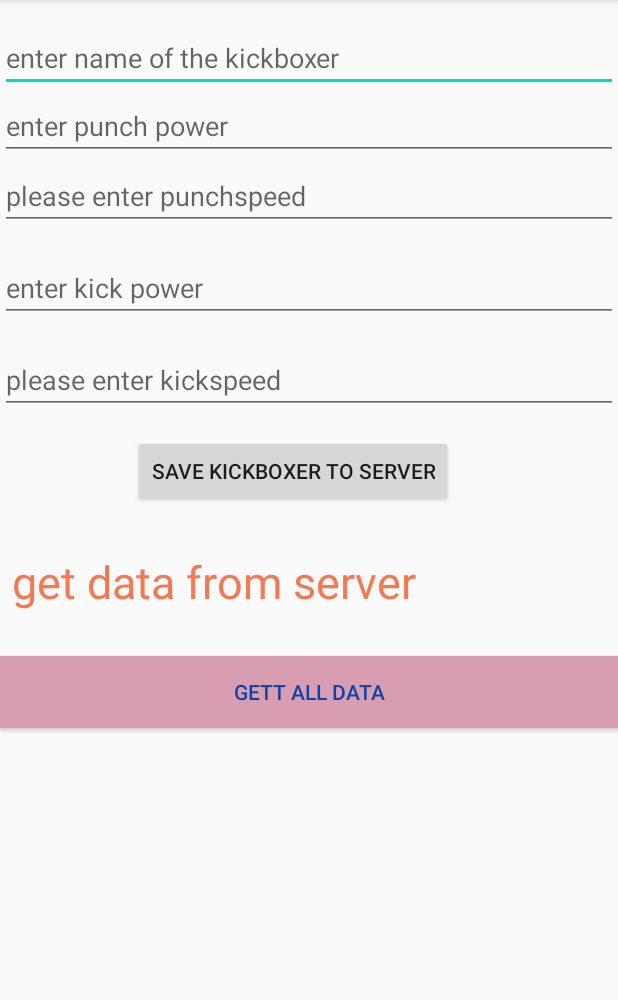
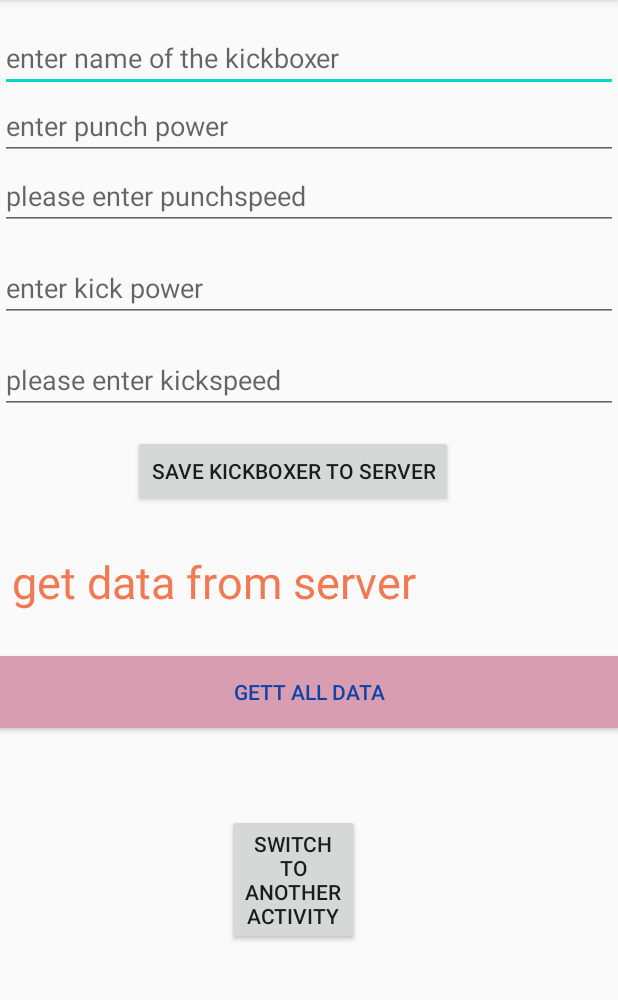
Before and after one commit to Binod055249/InstagramClone, an Android app: the screen it shows after launch (MainActivity), on a phone screen of 412 x 824 dp, the part 84-1084 px from its top. Run offline under Robolectric (Android 15) with nearby library versions, the phone set to English and light mode, and no system bars; libraries missing offline, so code that uses them is left out: com.parse, com.shashank.sony; 1 statement that could not run was skipped.

```diff
--- a/app/src/main/java/com/example/instagramclone/MainActivity.java
+++ b/app/src/main/java/com/example/instagramclone/MainActivity.java
@@ -25,6 +25,8 @@ public class MainActivity extends AppCompatActivity implements View.OnClickListe
   private Button btnGetAllData;
   private String allDon;
 
+  private Button btnNxtActivity;
+
    private EditText edtName,edtPunchSpeed,edtKickSpeed,edtPunchPower,edtKickPower;
     @Override
     protected void onCreate(Bundle savedInstanceState) {
@@ -38,6 +40,8 @@ public class MainActivity extends AppCompatActivity implements View.OnClickListe
        edtPunchPower=findViewById(R.id.edtPunchPower);
        edtKickSpeed=findViewById(R.id.edtKickSpeed);
         edtKickPower=findViewById(R.id.edtKickPower);
+
+        btnNxtActivity=findViewById(R.id.btnNxtActivity);
 
         btnGetAllData=findViewById(R.id.btnGetAllData);
            txtGetdata=findViewById(R.id.txtGetdata);
@@ -66,6 +70,9 @@ public class MainActivity extends AppCompatActivity implements View.OnClickListe
                public void onClick(View v) {
                    allDon="";
                    ParseQuery<ParseObject> querAll = ParseQuery.getQuery("Don");
+                   //querAll.whereGreaterThan("punchPower",2000);
+                   querAll.whereGreaterThanOrEqualTo("punchPower",2000);
+                   querAll.setLimit(1);
                    querAll.findInBackground(new FindCallback<ParseObject>() {
                        @Override
                        public void done(List<ParseObject> objects, ParseException e) {
@@ -86,6 +93,13 @@ public class MainActivity extends AppCompatActivity implements View.OnClickListe
                            }
                        }
                    });
+               }
+           });
+
+           btnNxtActivity.setOnClickListener(new View.OnClickListener() {
+               @Override
+               public void onClick(View v) {
+
                }
            });
     }
--- /dev/null
+++ b/app/src/main/java/com/example/instagramclone/SignUpLoginActivity.java
@@ -0,0 +1,4 @@
+package com.example.instagramclone;
+
+public class SignUpLoginActivity {
+}
--- a/app/src/main/res/layout/activity_main.xml
+++ b/app/src/main/res/layout/activity_main.xml
@@ -5,6 +5,20 @@
     android:layout_width="match_parent"
     android:layout_height="match_parent"
     tools:context=".MainActivity">
+
+    <Button
+        android:id="@+id/btnNxtActivity"
+        android:layout_width="0dp"
+        android:layout_height="wrap_content"
+        android:layout_marginStart="151dp"
+        android:layout_marginTop="46dp"
+        android:layout_marginEnd="172dp"
+        android:text="Switch TO Another Activity"
+        app:layout_constraintBottom_toBottomOf="parent"
+        app:layout_constraintEnd_toEndOf="parent"
+        app:layout_constraintStart_toStartOf="parent"
+        app:layout_constraintTop_toBottomOf="@+id/btnGetAllData"
+        app:layout_constraintVertical_bias="0.075" />
 
     <EditText
         android:id="@+id/edtName"
```
